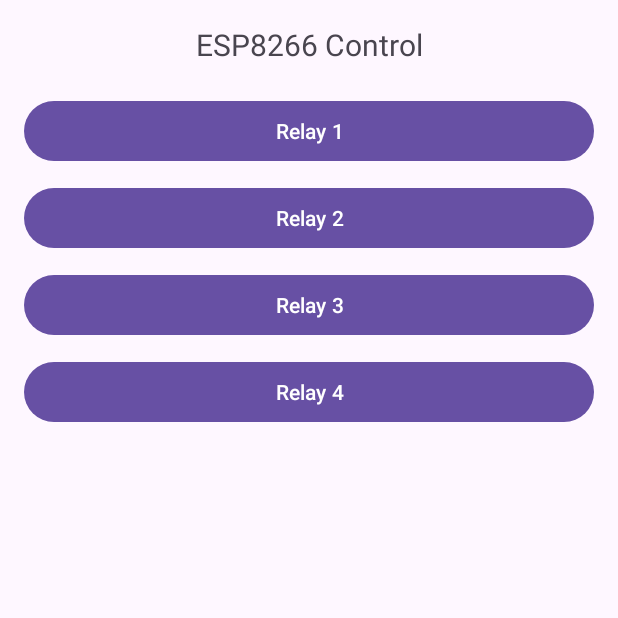
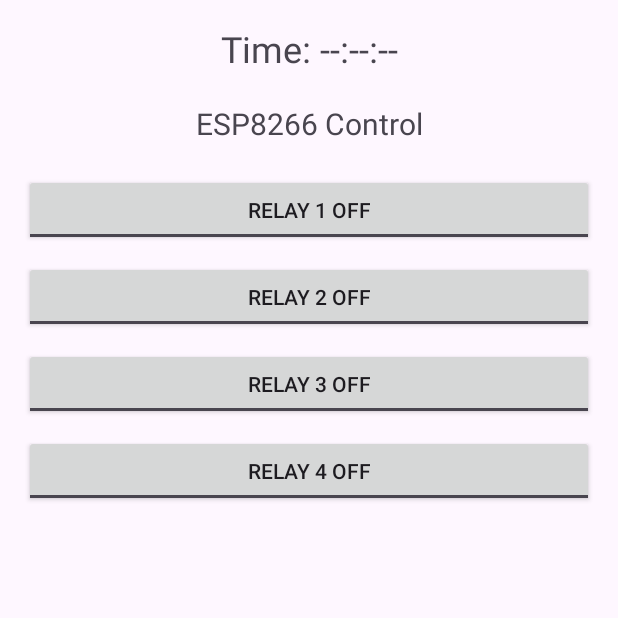
Before and after one commit to Armaan4477/Automated-ESP, an Android app: the screen it shows after launch (MainActivity), on a phone screen of 412 x 824 dp, the top half of it. Run offline under Robolectric (Android 15) with nearby library versions, the phone set to English and light mode, and no system bars.

Commit message:
modified toggle logic to work again

```diff
--- a/Android App/LightControl/app/src/main/java/com/an/lightcontrol/MainActivity.java
+++ b/Android App/LightControl/app/src/main/java/com/an/lightcontrol/MainActivity.java
@@ -1,12 +1,14 @@
 package com.an.lightcontrol;
 
 import android.os.Bundle;
+import android.os.Handler;
 import android.util.Log;
-import android.widget.Button;
 import android.widget.TextView;
+import android.widget.ToggleButton;
 import androidx.appcompat.app.AppCompatActivity;
 import okhttp3.*;
 import okhttp3.logging.HttpLoggingInterceptor;
+import org.json.JSONObject;
 import java.io.IOException;
 
 public class MainActivity extends AppCompatActivity {
@@ -14,7 +16,10 @@
     private static final String BASE_URL = "http://192.168.29.17";
     private OkHttpClient client;
     private TextView statusText;
-    private Button[] relayButtons = new Button[4];
+    private TextView timeText;
+    private ToggleButton[] relayButtons = new ToggleButton[4];
+    private final Handler handler = new Handler();
+    private static final int UPDATE_INTERVAL = 1000; // 1 second
 
     @Override
     protected void onCreate(Bundle savedInstanceState) {
@@ -31,6 +36,7 @@
                 .build();
 
         statusText = findViewById(R.id.statusText);
+        timeText = findViewById(R.id.timeText);
 
         // Initialize buttons
         relayButtons[0] = findViewById(R.id.relay1Button);
@@ -40,49 +46,120 @@
 
         for (int i = 0; i < relayButtons.length; i++) {
             final int relayNumber = i + 1;
-            relayButtons[i].setOnClickListener(v -> toggleRelay(relayNumber));
+            relayButtons[i].setOnCheckedChangeListener((buttonView, isChecked) -> {
+                if (buttonView.isPressed()) { // Only trigger if user pressed the button
+                    toggleRelay(relayNumber);
+                }
+            });
         }
+
+        // Start periodic updates
+        startPeriodicUpdates();
+    }
+
+    private void startPeriodicUpdates() {
+        handler.postDelayed(new Runnable() {
+            @Override
+            public void run() {
+                updateTime();
+                updateRelayStates();
+                handler.postDelayed(this, UPDATE_INTERVAL);
+            }
+        }, UPDATE_INTERVAL);
+    }
+
+    private void updateTime() {
+        Request request = new Request.Builder()
+                .url(BASE_URL + "/time")
+                .build();
+
+        client.newCall(request).enqueue(new Callback() {
+            @Override
+            public void onFailure(Call call, IOException e) {
+                Log.e(TAG, "Time update failed: " + e.getMessage());
+            }
+
+            @Override
+            public void onResponse(Call call, Response response) throws IOException {
+                if (response.isSuccessful()) {
+                    final String time = response.body().string();
+                    runOnUiThread(() -> timeText.setText("Time: " + time));
+                }
+            }
+        });
+    }
+
+    private void updateRelayStates() {
+        Request request = new Request.Builder()
+                .url(BASE_URL + "/relay/status")
+                .build();
+
+        client.newCall(request).enqueue(new Callback() {
+            @Override
+            public void onFailure(Call call, IOException e) {
+                Log.e(TAG, "Status update failed: " + e.getMessage());
+            }
+
+            @Override
+            public void onResponse(Call call, Response response) throws IOException {
+                if (response.isSuccessful()) {
+                    try {
+                        JSONObject states = new JSONObject(response.body().string());
+                        runOnUiThread(() -> {
+                            try {
+                                for (int i = 0; i < relayButtons.length; i++) {
+                                    boolean state = states.getBoolean(String.valueOf(i + 1));
+                                    relayButtons[i].setChecked(state);
+                                }
+                            } catch (Exception e) {
+                                Log.e(TAG, "Error parsing relay states", e);
+                            }
+                        });
+                    } catch (Exception e) {
+                        Log.e(TAG, "Error parsing response", e);
+                    }
+                }
+            }
+        });
     }
 
     private void toggleRelay(int relayNumber) {
-        Log.d(TAG, "Attempting to toggle relay " + relayNumber);
-
         Request request = new Request.Builder()
                 .url(BASE_URL + "/relay/" + relayNumber)
+                .post(RequestBody.create(null, new byte[0]))
                 .build();
 
-        Log.d(TAG, "Sending request to: " + request.url());
+        relayButtons[relayNumber-1].setEnabled(false);
 
         client.newCall(request).enqueue(new Callback() {
             @Override
             public void onFailure(Call call, IOException e) {
                 Log.e(TAG, "Network error: " + e.getMessage(), e);
                 runOnUiThread(() -> {
-                    String errorMessage = "Connection Error: " + e.getMessage();
-                    statusText.setText(errorMessage);
-                    Log.d(TAG, "UI updated with error: " + errorMessage);
+                    statusText.setText("Connection Error: " + e.getMessage());
                     relayButtons[relayNumber-1].setEnabled(true);
+                    updateRelayStates(); // Refresh states
                 });
             }
 
             @Override
             public void onResponse(Call call, Response response) {
-                Log.d(TAG, "Response received. Code: " + response.code());
                 runOnUiThread(() -> {
+                    relayButtons[relayNumber-1].setEnabled(true);
                     if (response.isSuccessful()) {
-                        String message = "Relay " + relayNumber + " toggled";
-                        statusText.setText(message);
-                        Log.d(TAG, message);
+                        statusText.setText("Relay " + relayNumber + " toggled");
                     } else {
-                        String error = "Error: " + response.code();
-                        statusText.setText(error);
-                        Log.e(TAG, error);
+                        statusText.setText("Error: " + response.code());
+                        updateRelayStates(); // Refresh states
                     }
-                    relayButtons[relayNumber-1].setEnabled(true);
                 });
             }
         });
+    }
 
-        relayButtons[relayNumber-1].setEnabled(false);
+    @Override
+    protected void onDestroy() {
+        super.onDestroy();
+        handler.removeCallbacksAndMessages(null);
     }
 }
--- a/Android App/LightControl/app/src/main/res/layout/activity_main.xml
+++ b/Android App/LightControl/app/src/main/res/layout/activity_main.xml
@@ -4,6 +4,15 @@
     android:layout_height="match_parent"
     android:orientation="vertical"
     android:padding="16dp">
+
+    <TextView
+        android:id="@+id/timeText"
+        android:layout_width="match_parent"
+        android:layout_height="wrap_content"
+        android:text="Time: --:--:--"
+        android:textAlignment="center"
+        android:textSize="24sp"
+        android:layout_marginBottom="20dp"/>
 
     <TextView
         android:id="@+id/statusText"
@@ -14,31 +23,36 @@
         android:textSize="20sp"
         android:layout_marginBottom="20dp"/>
 
-    <Button
+    <ToggleButton
         android:id="@+id/relay1Button"
         android:layout_width="match_parent"
         android:layout_height="wrap_content"
-        android:text="Relay 1"
+        android:textOn="Relay 1 ON"
+        android:textOff="Relay 1 OFF"
         android:layout_marginBottom="10dp"/>
 
-    <Button
+    <ToggleButton
         android:id="@+id/relay2Button"
         android:layout_width="match_parent"
         android:layout_height="wrap_content"
-        android:text="Relay 2"
+        android:textOn="Relay 2 ON"
+        android:textOff="Relay 2 OFF"
         android:layout_marginBottom="10dp"/>
 
-    <Button
+    <ToggleButton
         android:id="@+id/relay3Button"
         android:layout_width="match_parent"
         android:layout_height="wrap_content"
-        android:text="Relay 3"
+        android:textOn="Relay 3 ON"
+        android:textOff="Relay 3 OFF"
         android:layout_marginBottom="10dp"/>
 
-    <Button
+    <ToggleButton
         android:id="@+id/relay4Button"
         android:layout_width="match_parent"
         android:layout_height="wrap_content"
-        android:text="Relay 4"/>
+        android:textOn="Relay 4 ON"
+        android:textOff="Relay 4 OFF"
+        android:layout_marginBottom="10dp"/>
 
 </LinearLayout>
```
Also changed, not shown: 1 other file.
